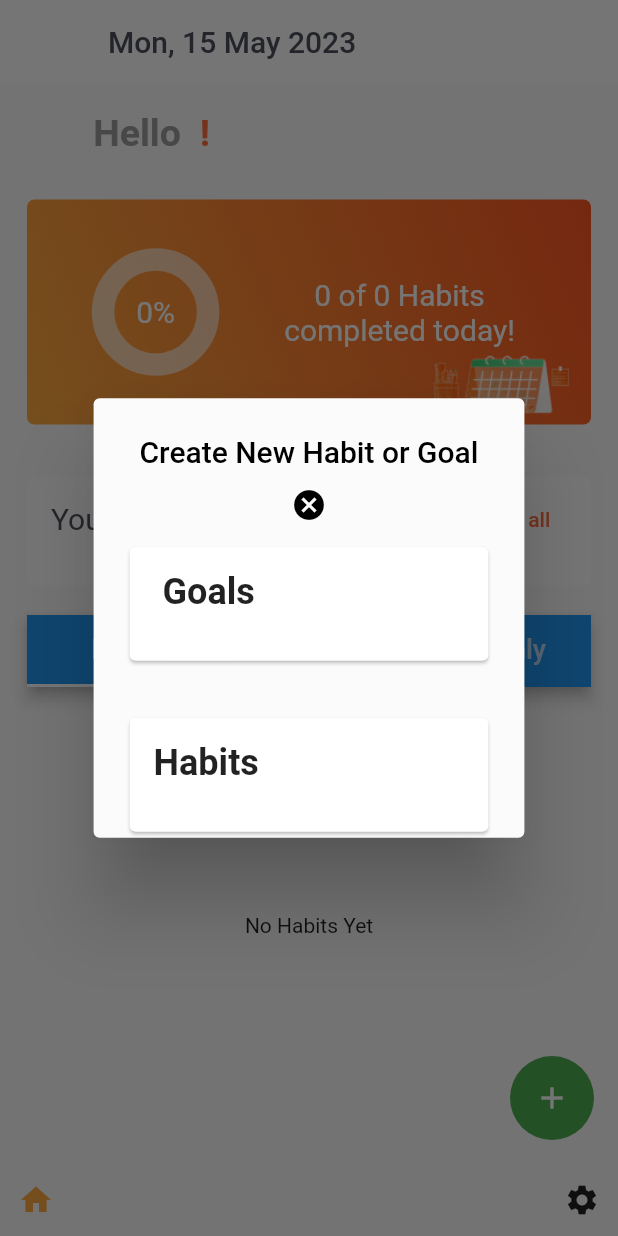
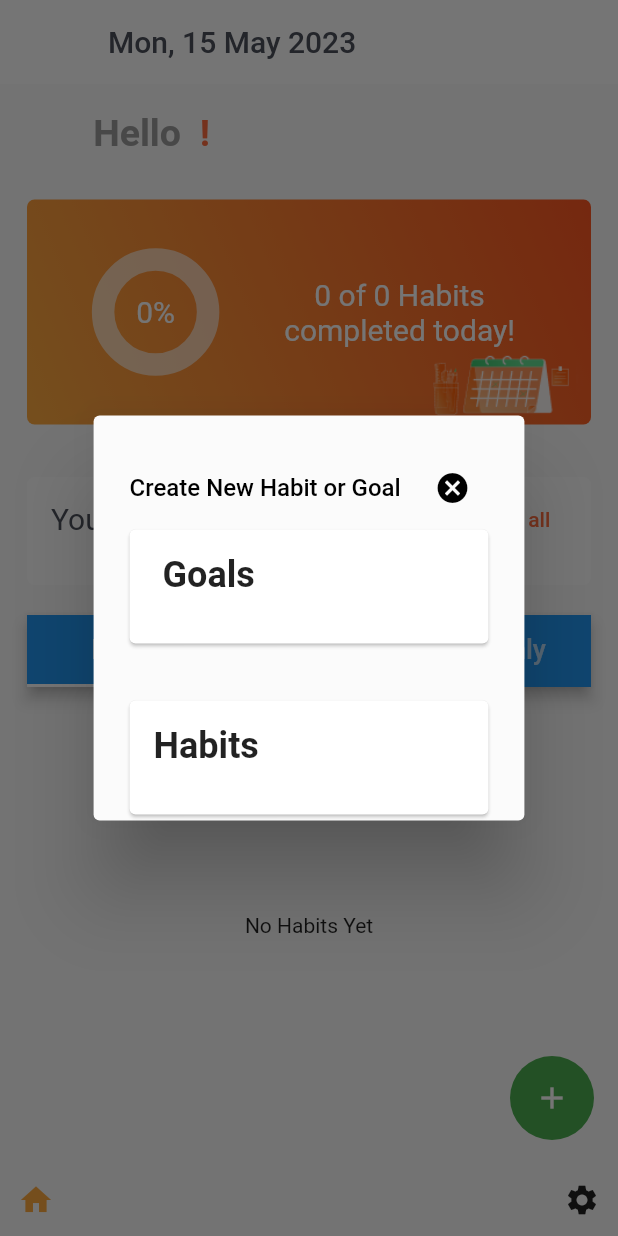
Before and after one commit to karanganwatuyisenge/Habita_tracker, a Flutter app: the HomePage screen opened by its route, after a tap on the "add" icon, on a phone screen of 412 x 824 dp. Run offline on Flutter 3.47's test engine with Material 2 defaults, Android fonts, the phone set to English and light mode, and no system bars; our stand-ins replace cloud_firestore, dio, easy_localization, firebase_auth, firebase_core, flutter_local_notifications and 4 more; missing offline and left inert: android_alarm_manager_plus; accounts and stored records are empty.

```diff
--- a/lib/screen/createAchievement.dart
+++ b/lib/screen/createAchievement.dart
@@ -49,11 +49,11 @@ class _NewAchievement extends State<NewAchievement>{
           return AlertDialog(
             backgroundColor: themeProvider.isDarkMode ? Colors.black :Color(0xFFFBFBFB),
             contentPadding: EdgeInsets.symmetric(horizontal: 20),
-            title: Column(
+            title: Row(
               mainAxisAlignment: MainAxisAlignment.spaceBetween,
               children: [
                 Text('CreateNewHabitorGoal'.tr(),
-                    style: TextStyle(fontSize: 20, color: themeProvider.isDarkMode? Colors.white:Colors.black)),
+                    style: TextStyle(fontSize: 16, color: themeProvider.isDarkMode? Colors.white:Colors.black)),
                 IconButton(
                   icon: Icon(Icons.cancel, color: themeProvider.isDarkMode? Colors.white:Colors.black,),
                   onPressed: () {
```
Also changed, not shown: lib/provider/themeProvider.dart (+38 -1 lines), lib/screen/Goal/createNewGoal.dart (+19 -29 lines), lib/screen/habit/createNewHabit.dart (+8 -1 lines).
